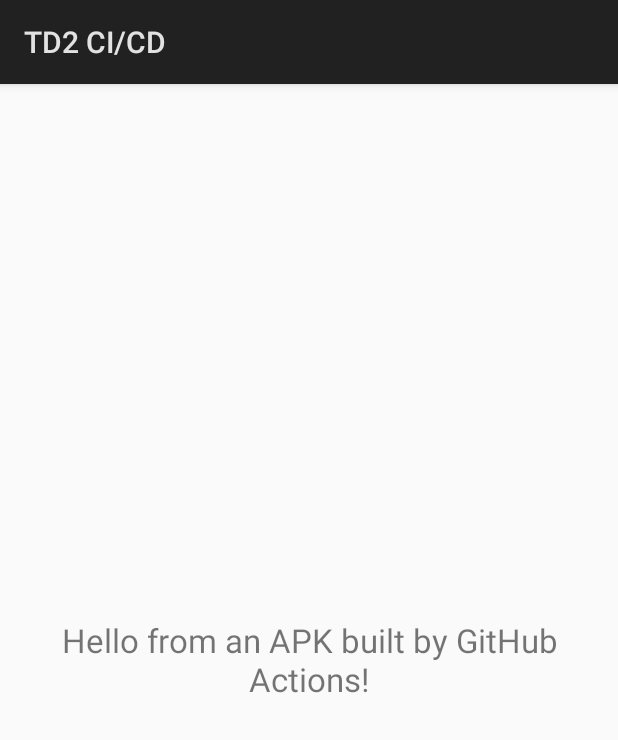
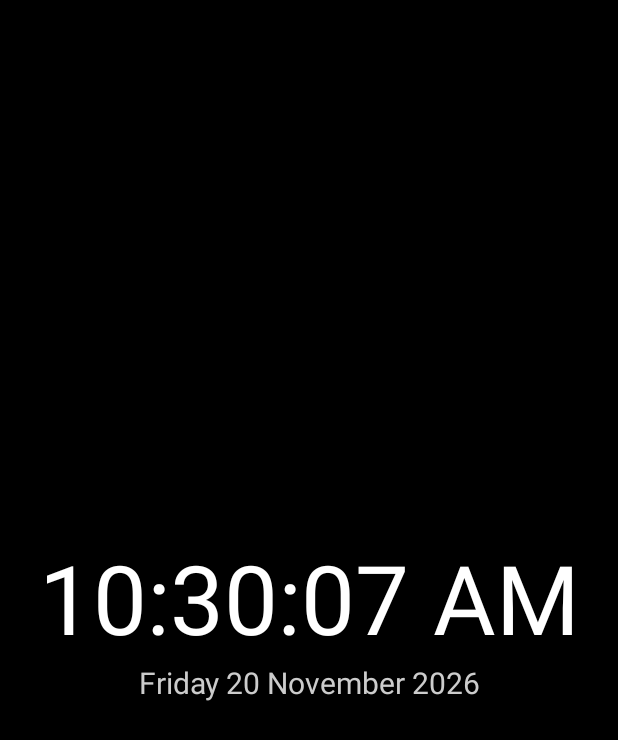
Before and after one commit to alexandrechauffleur/Data_Eng_TD2_4, an Android app: the screen it shows after launch (MainActivity), on a phone screen of 412 x 824 dp. Shown: the top 740 px of the screen. Run offline under Robolectric (Android 15) with nearby library versions, the phone set to English and light mode, and no system bars.

Commit message:
Turn the app into a simple clock (time + date with TextClock)

```diff
--- a/app/src/main/AndroidManifest.xml
+++ b/app/src/main/AndroidManifest.xml
@@ -4,7 +4,7 @@
     <application
         android:allowBackup="true"
         android:label="@string/app_name"
-        android:theme="@android:style/Theme.Material.Light.DarkActionBar">
+        android:theme="@android:style/Theme.Material.NoActionBar.Fullscreen">
 
         <activity
             android:name=".MainActivity"
--- a/app/src/main/java/com/example/td2app/MainActivity.java
+++ b/app/src/main/java/com/example/td2app/MainActivity.java
@@ -1,18 +1,42 @@
 package com.example.td2app;
 
 import android.app.Activity;
+import android.graphics.Color;
 import android.os.Bundle;
 import android.view.Gravity;
-import android.widget.TextView;
+import android.widget.LinearLayout;
+import android.widget.TextClock;
 
+/**
+ * Simple clock: current time (updated every second) and today's date.
+ * TextClock refreshes itself automatically, no timer needed.
+ */
 public class MainActivity extends Activity {
     @Override
     protected void onCreate(Bundle savedInstanceState) {
         super.onCreate(savedInstanceState);
-        TextView text = new TextView(this);
-        text.setText(R.string.hello);
-        text.setTextSize(22);
-        text.setGravity(Gravity.CENTER);
-        setContentView(text);
+
+        LinearLayout root = new LinearLayout(this);
+        root.setOrientation(LinearLayout.VERTICAL);
+        root.setGravity(Gravity.CENTER);
+        root.setBackgroundColor(Color.BLACK);
+
+        TextClock time = new TextClock(this);
+        time.setFormat24Hour("HH:mm:ss");
+        time.setFormat12Hour("hh:mm:ss a");
+        time.setTextSize(64);
+        time.setTextColor(Color.WHITE);
+        time.setGravity(Gravity.CENTER);
+
+        TextClock date = new TextClock(this);
+        date.setFormat24Hour("EEEE d MMMM yyyy");
+        date.setFormat12Hour("EEEE d MMMM yyyy");
+        date.setTextSize(20);
+        date.setTextColor(Color.LTGRAY);
+        date.setGravity(Gravity.CENTER);
+
+        root.addView(time);
+        root.addView(date);
+        setContentView(root);
     }
 }
--- a/app/src/main/res/values/strings.xml
+++ b/app/src/main/res/values/strings.xml
@@ -1,5 +1,4 @@
 <?xml version="1.0" encoding="utf-8"?>
 <resources>
-    <string name="app_name">TD2 CI/CD</string>
-    <string name="hello">Hello from an APK built by GitHub Actions!</string>
+    <string name="app_name">Horloge</string>
 </resources>
```
Also changed, not shown: 1 other file.
